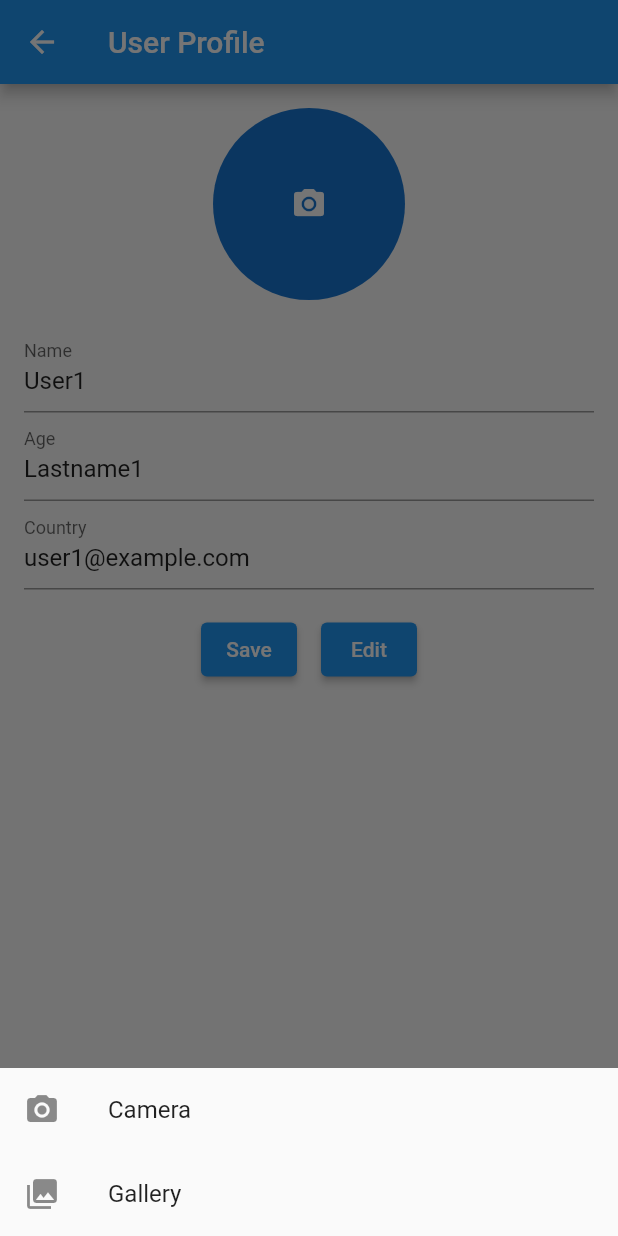
After one commit to beyondszine/dareyou, a Flutter app: the UserProfileScreen screen opened by its route, after a tap on the "camera alt" icon, on a phone screen of 412 x 824 dp. The commit adds this screen. Run offline on Flutter 3.47's test engine with Material 2 defaults, Android fonts, the phone set to English and light mode, and no system bars; our stand-ins replace bloc, equatable, firebase_auth, firebase_core, flutter_bloc, google_sign_in and 3 more; missing offline and left inert: otp_timer_button, sign_button; accounts and stored records are empty; generated files the repository leaves out were written again.

Commit message:
1. added basic structure to project. 2. added user profile screen

```diff
--- a/lib/assets/consts.dart
+++ b/lib/assets/consts.dart
@@ -15,3 +15,4 @@ const String otpResendButtonText = "Resend OTP!";
 const String notRecievedOTPText = "Didn't recieve OTP?";
 const String otpVerifyButtonText = "Verify OTP!";
 const int otpResendDuration = 30;
+const userProfileAppBarText = "User Profile";
--- a/lib/main.dart
+++ b/lib/main.dart
@@ -4,6 +4,7 @@ import 'package:firebase_core/firebase_core.dart';
 import 'package:sentry_flutter/sentry_flutter.dart';
 import 'package:dareyou/firebase_options.dart';
 import 'package:dareyou/assets/consts.dart';
+import 'package:dareyou/screens/profile/ui/profile.dart';
 
 void main() async {
   // Initialize Firebase
@@ -39,8 +40,10 @@ class MyApp extends StatelessWidget {
     return MaterialApp(
         title: appTitle,
         initialRoute: initialRoutePage,
-        routes: {'/login': (context) => const LoginScreen()},
-        debugShowCheckedModeBanner: false
-    );
+        routes: {
+          '/login': (context) => const LoginScreen(),
+          '/profile': (context) => const UserProfileScreen(),
+        },
+        debugShowCheckedModeBanner: false);
   }
 }
--- /dev/null
+++ b/lib/models/user_profile.dart
@@ -0,0 +1,67 @@
+// ignore_for_file: unnecessary_this
+
+class UserProfile {
+  final String id;
+  final String firstName;
+  final String lastName;
+  final String email;
+  final String password;
+  final bool gender;
+  final String profileImageURL;
+  final DateTime createdAt;
+  final DateTime updatedAt;
+
+  UserProfile({
+    required this.id,
+    required this.firstName,
+    required this.lastName,
+    required this.email,
+    required this.password,
+    required this.gender,
+    this.profileImageURL = "",
+    required this.createdAt,
+    required this.updatedAt,
+  });
+
+  factory UserProfile.fromJson(Map<String, dynamic> json) {
+    return UserProfile(
+      id: json['id'],
+      firstName: json['firstName'],
+      lastName: json['lastName'],
+      email: json['email'],
+      password: json['password'],
+      gender: json['gender'],
+      profileImageURL: json['profileImageURL'] ?? "",
+      createdAt: DateTime.parse(json['createdAt']),
+      updatedAt: DateTime.parse(json['updatedAt']),
+    );
+  }
+
+  Map<String, dynamic> toJson() => {
+        'id': id,
+        'firstName': firstName,
+        'lastName': lastName,
+        'email': email,
+        'password': password,
+        'gender': gender,
+        'profileImageURL': profileImageURL,
+        'createdAt': createdAt.toIso8601String(),
+        'updatedAt': updatedAt.toIso8601String(),
+      };
+
+  UserProfile copyWith({
+    String? firstName,
+  }) {
+    return UserProfile(
+      id: this.id,
+      firstName: firstName ?? this.firstName,
+      lastName: this.lastName,
+      email: this.email,
+      password: this.password,
+      gender: this.gender,
+      profileImageURL: this.profileImageURL,
+      createdAt: this.createdAt,
+      updatedAt: this.updatedAt,
+    );
+  }
+}
--- /dev/null
+++ b/lib/repositories/user_profile_repo.dart
@@ -0,0 +1,42 @@
+import 'package:dareyou/models/user_profile.dart';
+import 'dart:async';
+import 'dart:math';
+
+class UserProfileRepository {
+  Future<List<UserProfile>> getUsers() async {
+    int nummberOfUsers = 5;
+    var users = await getRandomUsers(nummberOfUsers);
+    return users;
+  }
+
+  // function to return one user from users list
+  Future<UserProfile> getUserProfile() async {
+    int nummberOfUsers = 1;
+    var users = await getRandomUsers(nummberOfUsers);
+    return users[0];
+  }
+}
+
+Future<List<UserProfile>> getRandomUsers(int nummberOfUsers) async {
+  // simulate a delay of 1 second
+  await Future.delayed(const Duration(seconds: 1));
+
+  // generate a list of random users
+  final random = Random();
+  final users = List.generate(
+    nummberOfUsers,
+    (index) => UserProfile(
+      id: index.toString(),
+      firstName: 'User${index + 1}',
+      lastName: 'Lastname${index + 1}',
+      email: 'user${index + 1}@example.com',
+      password: 'password${index + 1}',
+      gender: Random().nextInt(2) == 0 ? false : true,
+      profileImageURL: 'https://picsum.photos/id/${random.nextInt(1000)}/200/200',
+      createdAt: DateTime.now().subtract(Duration(days: random.nextInt(365))),
+      updatedAt: DateTime.now(),
+    ),
+  );
+
+  return users;
+}
--- /dev/null
+++ b/lib/screens/profile/bloc/profile_bloc.dart
@@ -0,0 +1,61 @@
+import 'dart:async';
+import 'dart:io';
+
+import 'package:bloc/bloc.dart';
+import 'package:equatable/equatable.dart';
+import 'package:dareyou/models/user_profile.dart';
+import 'package:dareyou/repositories/user_profile_repo.dart';
+import 'package:flutter/material.dart';
+import 'package:flutter_bloc/flutter_bloc.dart';
+
+part 'profile_event.dart';
+part 'profile_state.dart';
+
+class UserProfileBloc extends Bloc<UserProfileEvent, UserProfileState> {
+  final UserProfileRepository userProfileRepository;
+
+  UserProfileBloc({required UserProfileRepository userRepository})
+      : userProfileRepository = userRepository,
+        super(UserProfileInitial()) {
+    on<UserProfileLoadStarted>(_mapUserProfileLoadStartedToState);
+    on<UserProfileNameChanged>(_mapUserProfileNameChangedToState);
+    // on<UserProfileAgeChanged>(_mapUserProfileAgeChangedToState);
+    // on<UserProfileSexChanged>(_mapUserProfileSexChangedToState);
+    // on<UserProfileCountryChanged>(_mapUserProfileCountryChangedToState);
+    // on<UserProfileImageChanged>(_mapUserProfileImageChangedToState);
+    // on<UserProfileSaved>(_mapUserProfileSavedToState);
+  }
+
+  FutureOr<void> _mapUserProfileLoadStartedToState(
+      UserProfileLoadStarted event, Emitter<UserProfileState> emit) async {
+    debugPrint("UserProfileLoadStarted event occured!");
+    emit(UserProfileLoading());
+    try {
+      final userProfile = await userProfileRepository.getUserProfile();
+      debugPrint("userProfile: ${userProfile.toJson()}");
+      emit(UserProfileLoadSuccess(userProfile: userProfile));
+    } catch (error) {
+      emit(UserProfileLoadFailure(error: error.toString()));
+    }
+  }
+
+  FutureOr<void> _mapUserProfileNameChangedToState(
+      UserProfileNameChanged event, Emitter<UserProfileState> emit) async {
+    debugPrint("UserProfileNameChanged event occured!");
+    final currentState = state;
+    if (currentState is UserProfileLoadSuccess) {
+      final updatedUserProfile = currentState.userProfile.copyWith(firstName: event.name);
+      emit(UserProfileLoadSuccess(userProfile: updatedUserProfile));
+    }
+  }
+
+  // FutureOr<void> _mapUserProfileAgeChangedToState(
+  //     UserProfileAgeChanged event, Emitter<UserProfileState> emit) async {
+  //   debugPrint("UserProfileAgeChanged event occured!");
+  //   final currentState = state;
+  //   if (currentState is UserProfileLoadSuccess) {
+  //     final updatedUserProfile = currentState.userProfile.copyWith(age: event.age);
+  //     emit(UserProfileLoadSuccess(userProfile: updatedUserProfile));
+  //   }
+  // }
+}
--- /dev/null
+++ b/lib/screens/profile/bloc/profile_event.dart
@@ -0,0 +1,66 @@
+part of 'profile_bloc.dart';
+
+abstract class UserProfileEvent extends Equatable {
+  const UserProfileEvent();
+
+  @override
+  List<Object> get props => [];
+}
+
+class UserProfileLoadStarted extends UserProfileEvent {}
+
+class UserProfileEditStarted extends UserProfileEvent {}
+
+class UserProfileNameChanged extends UserProfileEvent {
+  final String name;
+
+  const UserProfileNameChanged({required this.name});
+
+  @override
+  List<Object> get props => [name];
+}
+
+class UserProfileAgeChanged extends UserProfileEvent {
+  final int age;
+
+  const UserProfileAgeChanged({required this.age});
+
+  @override
+  List<Object> get props => [age];
+}
+
+class UserProfileSexChanged extends UserProfileEvent {
+  final String sex;
+
+  const UserProfileSexChanged({required this.sex});
+
+  @override
+  List<Object> get props => [sex];
+}
+
+class UserProfileCountryChanged extends UserProfileEvent {
+  final String country;
+
+  const UserProfileCountryChanged({required this.country});
+
+  @override
+  List<Object> get props => [country];
+}
+
+class UserProfileImageChanged extends UserProfileEvent {
+  final File imageFile;
+
+  const UserProfileImageChanged({required this.imageFile});
+
+  @override
+  List<Object> get props => [imageFile];
+}
+
+class UserProfileSaved extends UserProfileEvent {
+  final UserProfile userProfile;
+
+  const UserProfileSaved({required this.userProfile});
+
+  @override
+  List<Object> get props => [userProfile];
+}
--- /dev/null
+++ b/lib/screens/profile/bloc/profile_state.dart
@@ -0,0 +1,36 @@
+part of 'profile_bloc.dart';
+
+abstract class UserProfileState extends Equatable {
+  const UserProfileState();
+
+  @override
+  List<Object> get props => [];
+}
+
+class UserProfileInitial extends UserProfileState {}
+
+class UserProfileLoading extends UserProfileState {}
+
+class UserProfileLoadSuccess extends UserProfileState {
+  final UserProfile userProfile;
+
+  const UserProfileLoadSuccess({required this.userProfile});
+
+  @override
+  List<Object> get props => [userProfile];
+}
+
+class UserProfileLoadFailure extends UserProfileState {
+  final String error;
+
+  const UserProfileLoadFailure({required this.error});
+
+  @override
+  List<Object> get props => [error];
+}
+
+class UserProfileSaveInProgress extends UserProfileState {}
+
+class UserProfileSaveSuccess extends UserProfileState {}
+
+class UserProfileSaveFailure extends UserProfileState {}
--- /dev/null
+++ b/lib/screens/profile/ui/profile.dart
@@ -0,0 +1,210 @@
+import 'dart:io';
+
+import 'package:dareyou/models/user_profile.dart';
+import 'package:dareyou/repositories/user_profile_repo.dart';
+import 'package:flutter/material.dart';
+import 'package:flutter_bloc/flutter_bloc.dart';
+import 'package:image_picker/image_picker.dart';
+import 'package:dareyou/assets/consts.dart';
+import 'package:dareyou/screens/profile/bloc/profile_bloc.dart';
+// import 'dart:io' show Platform;
+import 'package:flutter/foundation.dart' show kIsWeb;
+
+class UserProfileScreen extends StatefulWidget {
+  const UserProfileScreen({super.key});
+
+  @override
+  UserProfileScreenState createState() => UserProfileScreenState();
+}
+
+class UserProfileScreenState extends State<UserProfileScreen> {
+  final GlobalKey<FormState> _formKey = GlobalKey<FormState>();
+  final ImagePicker _imagePicker = ImagePicker();
+  XFile? _imageFile;
+  final UserProfileBloc userProfileBloc = UserProfileBloc(userRepository: UserProfileRepository());
+  late TextEditingController _nameController;
+  late TextEditingController _ageController;
+  late TextEditingController _countryController;
+
+  @override
+  void initState() {
+    super.initState();
+    _nameController = TextEditingController();
+    _ageController = TextEditingController();
+    _countryController = TextEditingController();
+    userProfileBloc.add(UserProfileLoadStarted());
+    // UserProfileRepository().getUserProfile().then((userProfile) => {tempUserProfile = userProfile});
+  }
+
+  @override
+  Widget build(BuildContext context) {
+    return BlocConsumer<UserProfileBloc, UserProfileState>(
+      bloc: userProfileBloc,
+      listener: (context, UserProfileState state) {
+        debugPrint('UserProfileScreen: listener: state: $state');
+        if (state is UserProfileLoadSuccess) {
+          _nameController.text = state.userProfile.firstName;
+          _ageController.text = state.userProfile.lastName.toString();
+          _countryController.text = state.userProfile.email;
+        }
+      },
+      builder: (BuildContext context, UserProfileState state) {
+        return Scaffold(
+          appBar: AppBar(
+            title: const Text(userProfileAppBarText),
+          ),
+          body: Form(
+            key: _formKey,
+            child: ListView(
+              padding: const EdgeInsets.all(16.0),
+              children: <Widget>[
+                Center(
+                  child: GestureDetector(
+                    onTap: () {
+                      _showImagePicker(context);
+                    },
+                    child: CircleAvatar(
+                      radius: 64.0,
+                      backgroundImage: kIsWeb
+                          ? _imageFile != null
+                              ? NetworkImage(_imageFile!.path)
+                              : null
+                          : null,
+                      child: _imageFile == null ? const Icon(Icons.camera_alt) : null,
+                    ),
+                  ),
+                ),
+                const SizedBox(height: 16.0),
+                TextFormField(
+                  controller: _nameController,
+                  decoration: const InputDecoration(
+                    labelText: 'Name',
+                  ),
+                  validator: (value) {
+                    if (value!.isEmpty) {
+                      return 'Please enter your name';
+                    }
+                    return null;
+                  },
+                ),
+                TextFormField(
+                  controller: _ageController,
+                  decoration: const InputDecoration(
+                    labelText: 'Age',
+                  ),
+                  validator: (value) {
+                    if (value!.isEmpty) {
+                      return 'Please enter your age';
+                    }
+                    return null;
+                  },
+                ),
+                // DropdownButtonFormField<String>(
+                //   value: state.gender,
+                //   onChanged: (value) {
+                //     BlocProvider.of<UserProfileBloc>(context).add(SexChanged(sex: value!));
+                //   },
+                //   items: <String>['Male', 'Female'].map((String sex) {
+                //     return DropdownMenuItem<String>(
+                //       value: sex,
+                //       child: Text(sex),
+                //     );
+                //   }).toList(),
+                //   decoration: const InputDecoration(
+                //     labelText: 'Sex',
+                //   ),
+                // ),
+                TextFormField(
+                  controller: _countryController,
+                  decoration: const InputDecoration(
+                    labelText: 'Country',
+                  ),
+                  validator: (value) {
+                    if (value!.isEmpty) {
+                      return 'Please enter your country';
+                    }
+                    return null;
+                  },
+                ),
+                const SizedBox(height: 16.0),
+                Row(
+                  mainAxisAlignment: MainAxisAlignment.center,
+                  children: <Widget>[
+                    ElevatedButton(
+                      onPressed: () {
+                        if (_formKey.currentState!.validate()) {
+                          debugPrint("Saving user profile");
+                          debugPrint("Name: ${_nameController.text}");
+                          debugPrint("Age: ${_ageController.text}");
+                          debugPrint("Country: ${_countryController.text}");
+
+                          // BlocProvider.of<UserProfileBloc>(context).add(UserProfileSaved(
+                          //   name: _nameController.text,
+                          //   age: int.parse(_ageController.text),
+                          //   country: _countryController.text,
+                          // ));
+                        }
+                      },
+                      child: const Text('Save'),
+                    ),
+                    const SizedBox(width: 16.0),
+                    ElevatedButton(
+                      onPressed: () {
+                        BlocProvider.of<UserProfileBloc>(context).add(UserProfileEditStarted());
+                      },
+                      child: const Text('Edit'),
+                    ),
+                  ],
+                ),
+              ],
+            ),
+          ),
+        );
+      },
+    );
+  }
+
+  void _showImagePicker(BuildContext context) {
+    showModalBottomSheet(
+      context: context,
+      builder: (BuildContext context) {
+        return SafeArea(
+          child: Column(
+            mainAxisSize: MainAxisSize.min,
+            children: <Widget>[
+              ListTile(
+                leading: const Icon(Icons.camera_alt),
+                title: const Text('Camera'),
+                onTap: () async {
+                  debugPrint('Camera button tapped!');
+                  // TODO: why is this popping done?
+                  Navigator.pop(context);
+                  final pickedFile = await _imagePicker.pickImage(source: ImageSource.camera);
+                  debugPrint('pickedFile: $pickedFile');
+                  setState(() {
+                    debugPrint("set state in image picker");
+                    _imageFile = pickedFile;
+                  });
+                },
+              ),
+              ListTile(
+                leading: const Icon(Icons.photo_library),
+                title: const Text('Gallery'),
+                onTap: () async {
+                  debugPrint('Gallery button tapped!');
+                  Navigator.pop(context);
+                  final pickedFile = await _imagePicker.pickImage(source: ImageSource.gallery);
+                  debugPrint('pickedFile: $pickedFile');
+                  setState(() {
+                    debugPrint("set state in gallery image picker");
+                    _imageFile = pickedFile;
+                  });
+                },
+              ),
+            ],
+          ),
+        );
+      },
+    );
+  }
+}
--- a/pubspec.yaml
+++ b/pubspec.yaml
@@ -45,6 +45,8 @@ dependencies:
   meta: ^1.8.0
   otp_timer_button: ^1.1.0
   otp_text_field: ^1.1.3
+  image_picker: ^0.8.7+4
+  equatable: ^2.0.5
 
 dev_dependencies:
   flutter_test:
```
Also changed, not shown: lib/screens/verify/bloc/verify_bloc.dart (+6 -6 lines), pubspec.lock.
